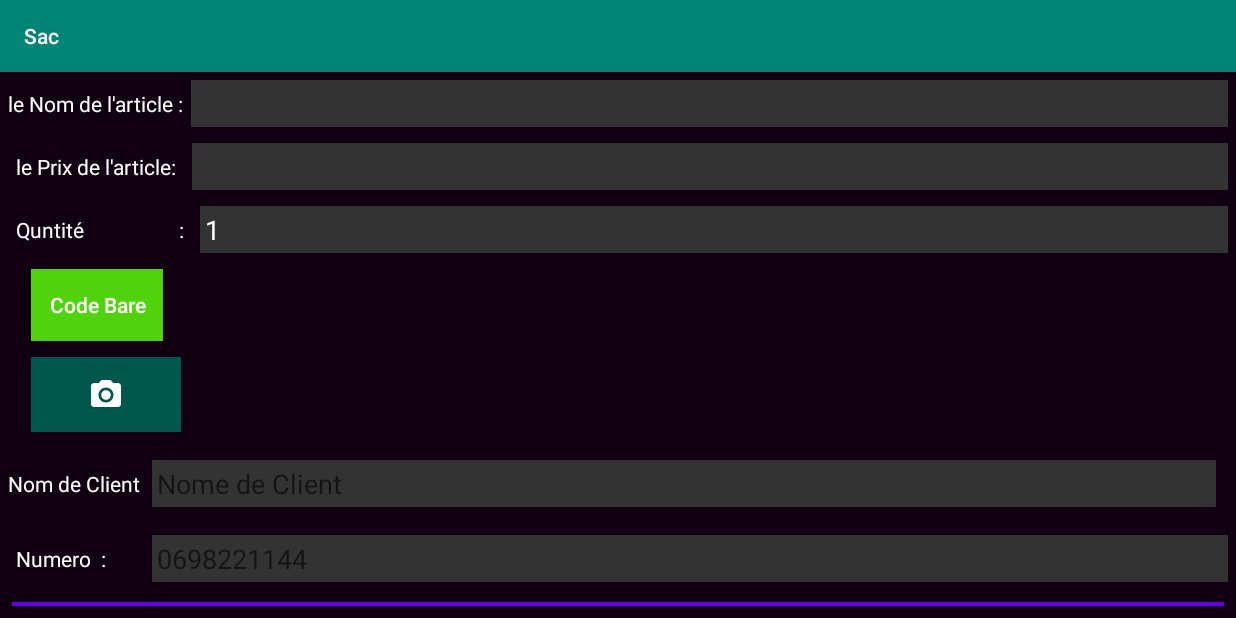
After one commit to yagoubigithub/Sac, an Android app: the AjouterArticles screen opened directly, with no data from a screen before it, on a phone screen of 824 x 412 dp (held sideways). The commit adds this screen. Run offline under Robolectric (Android 15) with nearby library versions, the phone set to English and light mode, and no system bars.

Commit message:
update the app

```diff
--- a/app/build.gradle
+++ b/app/build.gradle
@@ -33,7 +33,6 @@ dependencies {
 
 
 
-
     implementation 'com.android.support:cardview-v7:28.0.0'
 
 }
--- /dev/null
+++ b/app/src/main/java/com/aek/yagoubi/sac/AjouterArticles.java
@@ -0,0 +1,94 @@
+package com.aek.yagoubi.sac;
+
+import android.content.Intent;
+import android.database.Cursor;
+import android.support.annotation.Nullable;
+import android.support.v7.app.AppCompatActivity;
+import android.os.Bundle;
+import android.text.Editable;
+import android.text.TextWatcher;
+import android.util.Log;
+import android.view.View;
+import android.widget.AdapterView;
+import android.widget.ArrayAdapter;
+import android.widget.AutoCompleteTextView;
+import android.widget.EditText;
+import android.widget.ImageButton;
+import android.widget.Toast;
+
+import com.aek.yagoubi.sac.Databases_P.AjouterClient;
+
+import java.util.ArrayList;
+
+public class AjouterArticles extends AppCompatActivity {
+    AutoCompleteTextView edit_text_client_name;
+    AjouterClient database;
+    Cursor res;
+    EditText e;
+    ImageButton ajouter_picture_btn;
+    ArrayList<String> fileNames;
+    ArrayList<Client> clients;
+
+    @Override
+    protected void onCreate(Bundle savedInstanceState) {
+        super.onCreate(savedInstanceState);
+        setContentView(R.layout.activity_ajouter_articles);
+        edit_text_client_name = (AutoCompleteTextView) findViewById(R.id.edit_text_client_name);
+
+
+        database = new AjouterClient(this);
+        res = database.getAllClients();
+
+        clients = new ArrayList<>();
+
+
+        while (res.moveToNext()) {
+
+            clients.add(new Client(res.getInt(0), res.getString(1), res.getString(2)));
+
+
+        }
+        edit_text_client_name.setThreshold(1);
+
+       final  ClientDropDownAdapert adapert = new ClientDropDownAdapert(this,clients);
+        edit_text_client_name.setAdapter(adapert);
+
+
+        edit_text_client_name.setOnItemClickListener(new AdapterView.OnItemClickListener() {
+            @Override
+            public void onItemClick(AdapterView<?> parent, View view, int position, long id) {
+
+                Log.i("Columns", adapert.getItem(position).toString() + " = "+ clients.get(position).getNom());
+
+            }
+        });
+
+        ajouter_picture_btn = (ImageButton) findViewById(R.id.ajouter_picture_btn);
+        ajouter_picture_btn.setOnClickListener(new View.OnClickListener() {
+            @Override
+            public void onClick(View v) {
+                Intent intent1 = new Intent(AjouterArticles.this, getPictureActivity.class);
+
+
+                startActivityForResult(intent1,1);
+            }
+        });
+
+    }
+
+    @Override
+    protected void onActivityResult(int requestCode, int resultCode, Intent data) {
+        if (requestCode == 1) {
+            if (resultCode == AjouterArticles.RESULT_OK) {
+                // result camera
+                String[] fileNamesArray =  data.getStringExtra("fileNames").split(",");
+                for (int i = 0;i <fileNamesArray.length;i++){
+
+                    fileNames.add(fileNamesArray[i]);
+                }
+
+            }
+
+        }
+    }
+}
--- /dev/null
+++ b/app/src/main/java/com/aek/yagoubi/sac/ClientDropDownAdapert.java
@@ -0,0 +1,93 @@
+package com.aek.yagoubi.sac;
+
+import android.content.Context;
+import android.view.LayoutInflater;
+import android.view.View;
+import android.view.ViewGroup;
+import android.widget.ArrayAdapter;
+import android.widget.Filter;
+import android.widget.Filterable;
+import android.widget.TextView;
+
+import java.util.ArrayList;
+
+public class ClientDropDownAdapert extends ArrayAdapter<Client>  implements Filterable {
+
+    private ArrayList<Client> items;
+    private ArrayList<Client> itemsAll;
+    private ArrayList<Client> suggestions;
+    public ClientDropDownAdapert(Context context, ArrayList<Client> clients) {
+        super(context, 0,clients);
+        this.items = clients;
+        this.itemsAll = (ArrayList<Client>) clients.clone();
+        this.suggestions = new ArrayList<Client>();
+    }
+
+    @Override
+    public View getView(int position, View convertView, ViewGroup parent) {
+        View listItemView = convertView;
+        if (listItemView == null) {
+            listItemView = LayoutInflater.from(getContext()).inflate(
+                    R.layout.dropd_down_client_item, parent, false);
+        }
+
+        TextView name = (TextView) listItemView.findViewById(R.id.name_client_dropd_down);
+        TextView tele = (TextView) listItemView.findViewById(R.id.tele_cllient_drop_down);
+
+        final Client client = getItem(position);
+
+        name.setText(client.getNom());
+        tele.setText(client.getNumeroTele());
+
+
+
+
+        return listItemView;
+
+    }
+    @Override
+    public Filter getFilter() {
+        return nameFilter;
+    }
+    Filter nameFilter = new Filter() {
+
+        @Override
+        public String convertResultToString(Object resultValue) {
+            String str = ((Client) (resultValue)).getNom();
+            return str;
+        }
+        @Override
+        protected FilterResults performFiltering(CharSequence constraint) {
+            if(constraint != null) {
+                suggestions.clear();
+                for (Client client : itemsAll) {
+                    if(client.getNom().toLowerCase().startsWith(constraint.toString().toLowerCase())){
+                        suggestions.add(client);
+                    }
+                }
+                FilterResults filterResults = new FilterResults();
+                filterResults.values = suggestions;
+                filterResults.count = suggestions.size();
+                return filterResults;
+            }else{
+                return new FilterResults();
+            }
+
+        }
+
+        @Override
+        protected void publishResults(CharSequence constraint, FilterResults results) {
+            ArrayList<Client> filteredList = (ArrayList<Client>) results.values;
+            if(results != null && results.count > 0) {
+                clear();
+                for (Client c : filteredList) {
+                    add(c);
+                }
+                notifyDataSetChanged();
+            }
+        }
+
+
+    };
+
+}
--- a/app/src/main/java/com/aek/yagoubi/sac/ListDesArticles.java
+++ b/app/src/main/java/com/aek/yagoubi/sac/ListDesArticles.java
@@ -35,7 +35,7 @@ public class ListDesArticles extends AppCompatActivity {
         while (res.moveToNext()) {
             sacs.add(new SacClient(new Sac(res.getInt(0), res.getInt(1), res.getString(2),
                     res.getString(3), res.getString(4), res.getInt(5),
-                    res.getDouble(6), res.getInt(7)),
+                    res.getFloat(6), res.getInt(7)),
                     new Client(res.getInt(1),
                             res.getString(8), res.getString(9)))
             );
@@ -98,7 +98,7 @@ public class ListDesArticles extends AppCompatActivity {
         while (res.moveToNext()) {
             sacs.add(new SacClient(new Sac(res.getInt(0), res.getInt(1), res.getString(2),
                     res.getString(3), res.getString(4), res.getInt(5),
-                    res.getDouble(6), res.getInt(7)),
+                    res.getFloat(6), res.getInt(7)),
                     new Client(res.getInt(1),
                             res.getString(8), res.getString(9)))
             );
--- /dev/null
+++ b/app/src/main/res/layout/activity_ajouter_articles.xml
@@ -0,0 +1,229 @@
+<?xml version="1.0" encoding="utf-8"?>
+<LinearLayout xmlns:android="http://schemas.android.com/apk/res/android"
+    xmlns:app="http://schemas.android.com/apk/res-auto"
+    xmlns:tools="http://schemas.android.com/tools"
+    android:layout_width="match_parent"
+    android:layout_height="match_parent"
+    tools:context=".AjouterArticles"
+    android:orientation="vertical"
+    android:background="#101">
+
+    <LinearLayout
+        android:layout_width="match_parent"
+        android:layout_height="wrap_content"
+        android:gravity="center_vertical"
+        android:orientation="horizontal"
+        android:layout_margin="5dp"
+        >
+        <TextView
+            android:layout_width="wrap_content"
+            android:layout_height="wrap_content"
+            android:textColor="#FFF"
+            android:text="le Nom de l'article :"
+            />
+
+        <EditText
+            android:id="@+id/edit_text_change_article_name"
+            android:layout_width="match_parent"
+            android:layout_marginLeft="5dp"
+            android:layout_height="wrap_content"
+            android:textColor="#FFF"
+            android:background="#333"
+            android:padding="3dp"
+            android:layout_gravity="center"/>
+
+    </LinearLayout>
+
+    <LinearLayout
+        android:layout_width="match_parent"
+        android:layout_height="wrap_content"
+
+
+        android:orientation="horizontal"
+        android:layout_margin="5dp"
+        >
+
+        <TextView
+            android:layout_width="wrap_content"
+            android:layout_height="wrap_content"
+            android:textColor="#FFF"
+            android:padding="5dp"
+            android:text="le Prix de l'article:"
+
+            android:layout_gravity="left|center_vertical"
+            />
+
+        <EditText
+            android:id="@+id/edit_text_change_article_prix"
+
+            android:layout_width="match_parent"
+            android:layout_marginLeft="5dp"
+            android:layout_height="wrap_content"
+            android:textColor="#FFF"
+            android:background="#333"
+            android:padding="3dp"
+            android:layout_gravity="center"/>
+
+    </LinearLayout>
+
+    <LinearLayout
+        android:layout_width="match_parent"
+        android:layout_height="wrap_content"
+
+
+        android:orientation="horizontal"
+        android:layout_margin="5dp"
+        >
+
+        <TextView
+            android:layout_width="wrap_content"
+            android:layout_height="wrap_content"
+            android:textColor="#FFF"
+            android:padding="5dp"
+            android:text="Quntité                   :"
+
+            android:layout_gravity="left|center_vertical"
+            />
+
+        <EditText
+            android:id="@+id/edit_text_change_article_qte"
+
+            android:layout_width="match_parent"
+            android:text="1"
+            android:layout_marginLeft="5dp"
+            android:layout_height="wrap_content"
+            android:textColor="#FFF"
+            android:background="#333"
+            android:padding="3dp"
+            android:layout_gravity="center"/>
+
+    </LinearLayout>
+    <LinearLayout
+        android:layout_width="match_parent"
+        android:layout_height="wrap_content"
+
+
+        android:orientation="horizontal"
+        android:layout_margin="5dp"
+        >
+
+        <TextView
+            android:id="@+id/text_view_change_article_codebare"
+
+            android:layout_width="wrap_content"
+            android:layout_height="wrap_content"
+            android:textColor="#FFF"
+            android:text=""
+            android:layout_gravity="left|center_vertical"
+            />
+
+        <Button
+
+            android:id="@+id/change_codebare_btn"
+            android:layout_width="wrap_content"
+            android:layout_height="wrap_content"
+            android:background="#50D30D"
+            android:padding="10dp"
+            android:textColor="#FFF"
+            android:layout_marginLeft="15dp"
+            android:layout_gravity="right|center_vertical"
+            android:text="Code Bare"
+            android:textAllCaps="false"/>
+
+    </LinearLayout>
+    <LinearLayout
+        android:layout_width="match_parent"
+        android:layout_height="wrap_content"
+
+
+        android:orientation="horizontal"
+        android:layout_margin="5dp"
+        >
+
+
+        <ImageButton
+
+            android:layout_width="100dp"
+            android:layout_height="50dp"
+            android:layout_marginLeft="15dp"
+            android:background="@color/colorPrimaryDark"
+            android:src="@drawable/ic_local_see_white"
+            android:id="@+id/ajouter_picture_btn"
+
+            />
+
+    </LinearLayout>
+    <LinearLayout
+        android:layout_width="match_parent"
+        android:layout_height="wrap_content"
+        android:orientation="horizontal"
+        android:layout_margin="5dp"
+        >
+        <TextView
+
+
+            android:layout_width="wrap_content"
+            android:layout_height="wrap_content"
+            android:textColor="#FFF"
+            android:text="Nom de Client"
+            android:layout_gravity="left|center_vertical"
+            />
+
+        <AutoCompleteTextView
+            android:layout_margin="8dp"
+            android:id="@+id/edit_text_client_name"
+            android:layout_width="match_parent"
+            android:layout_height="wrap_content"
+            android:textColor="#FFF"
+            android:background="#333"
+            android:padding="3dp"
+            android:hint="Nome de Client"/>
+    </LinearLayout>
+    <LinearLayout
+        android:layout_width="match_parent"
+        android:layout_height="wrap_content"
+
+
+        android:orientation="horizontal"
+        android:layout_margin="5dp"
+        >
+
+        <TextView
+            android:layout_width="wrap_content"
+            android:layout_height="wrap_content"
+            android:textColor="#FFF"
+            android:padding="5dp"
+            android:text="Numero  :      "
+
+            android:layout_gravity="left|center_vertical"
+            />
+
+        <EditText
+
+
+            android:layout_width="match_parent"
+            android:hint="0698221144"
+            android:layout_marginLeft="5dp"
+            android:layout_height="wrap_content"
+            android:textColor="#FFF"
+            android:background="#333"
+            android:padding="3dp"
+            android:layout_gravity="center"/>
+
+    </LinearLayout>
+
+    <Button
+        android:id="@+id/btnAjouterArticle"
+        android:layout_margin="8dp"
+        android:layout_width="match_parent"
+        android:layout_height="wrap_content"
+        android:text="Ajouter"
+        android:textAllCaps="false"
+
+        android:background="@color/design_default_color_primary"
+        android:textColor="#FFF"/>
+
+
+
+
+</LinearLayout>
--- a/app/src/main/res/layout/activity_main.xml
+++ b/app/src/main/res/layout/activity_main.xml
@@ -137,6 +137,7 @@
             android:layout_weight="1">
 
             <LinearLayout
+                android:id="@+id/ajouter_articles_btn"
                 android:layout_width="match_parent"
                 android:layout_height="match_parent"
                 android:background="?android:attr/selectableItemBackground"
```
Also changed, not shown: app/src/main/AndroidManifest.xml (+29 -5 lines), app/src/main/java/com/aek/yagoubi/sac/AjouterSac.java (+5 -4 lines), app/src/main/java/com/aek/yagoubi/sac/ClientActivity.java (+4 -5 lines), app/src/main/java/com/aek/yagoubi/sac/Databases_P/AjouterClient.java (+14 -1 lines), app/src/main/java/com/aek/yagoubi/sac/MainActivity.java (+12 -1 lines), app/src/main/java/com/aek/yagoubi/sac/Sac.java (+4 -4 lines), app/src/main/java/com/aek/yagoubi/sac/SacAdapter.java (+29 -2 lines), app/src/main/java/com/aek/yagoubi/sac/SacClientAdapter.java (+30 -0 lines), app/src/main/res/drawable/ic_596024_arton2328.xml (added, +75 -0 lines), app/src/main/res/layout/dropd_down_client_item.xml (added, +24 -0 lines).
